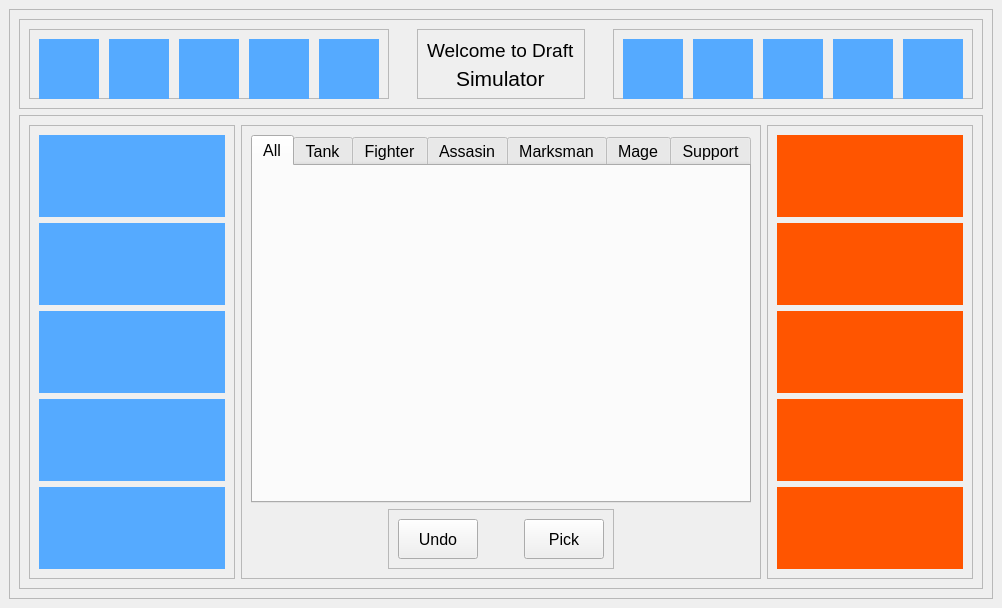
elian-olbz/mlbb-drafting-and-simulation-tools, file ui/draft.ui: the form before one commit.
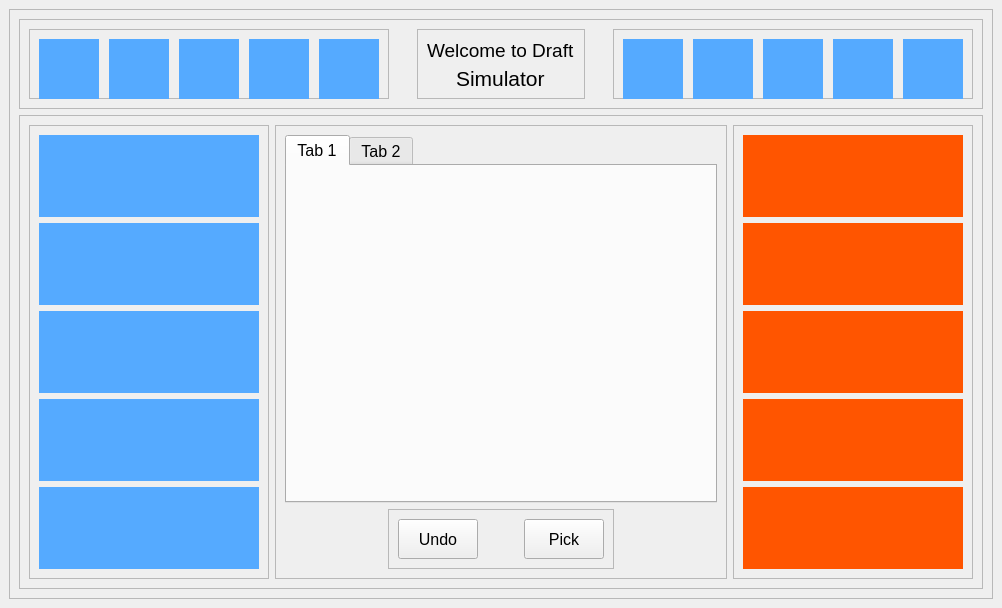
The form after the commit.

```diff
--- a/ui/draft.ui
+++ b/ui/draft.ui
@@ -698,56 +698,22 @@
             <layout class="QVBoxLayout" name="verticalLayout_4">
              <item>
               <widget class="QTabWidget" name="hero_tab">
-               <property name="minimumSize">
-                <size>
-                 <width>500</width>
-                 <height>0</height>
-                </size>
-               </property>
                <property name="font">
                 <font>
                  <pointsize>12</pointsize>
                 </font>
                </property>
-               <property name="autoFillBackground">
-                <bool>true</bool>
-               </property>
                <property name="currentIndex">
                 <number>0</number>
                </property>
                <widget class="QWidget" name="all_tab">
                 <attribute name="title">
-                 <string>All</string>
+                 <string>Tab 1</string>
                 </attribute>
                </widget>
                <widget class="QWidget" name="tank_tab">
                 <attribute name="title">
-                 <string>Tank</string>
-                </attribute>
-               </widget>
-               <widget class="QWidget" name="fighter_tab">
-                <attribute name="title">
-                 <string>Fighter</string>
-                </attribute>
-               </widget>
-               <widget class="QWidget" name="assasin_tab">
-                <attribute name="title">
-                 <string>Assasin</string>
-                </attribute>
-               </widget>
-               <widget class="QWidget" name="mm_tab">
-                <attribute name="title">
-                 <string>Marksman</string>
-                </attribute>
-               </widget>
-               <widget class="QWidget" name="mage_tab">
-                <attribute name="title">
-                 <string>Mage</string>
-                </attribute>
-               </widget>
-               <widget class="QWidget" name="support_tab">
-                <attribute name="title">
-                 <string>Support</string>
+                 <string>Tab 2</string>
                 </attribute>
                </widget>
               </widget>
```
Left out of the diff: 6 changed lines with no effect on the pictures.
